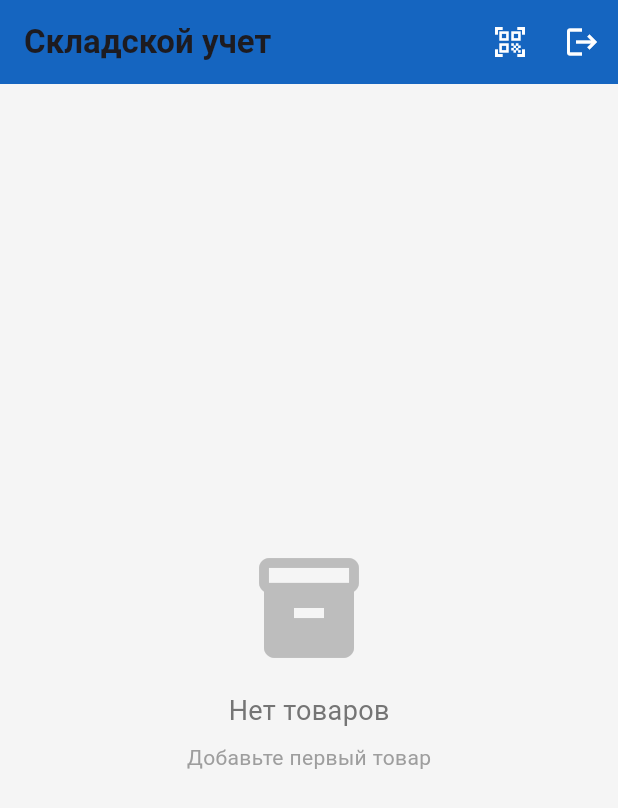
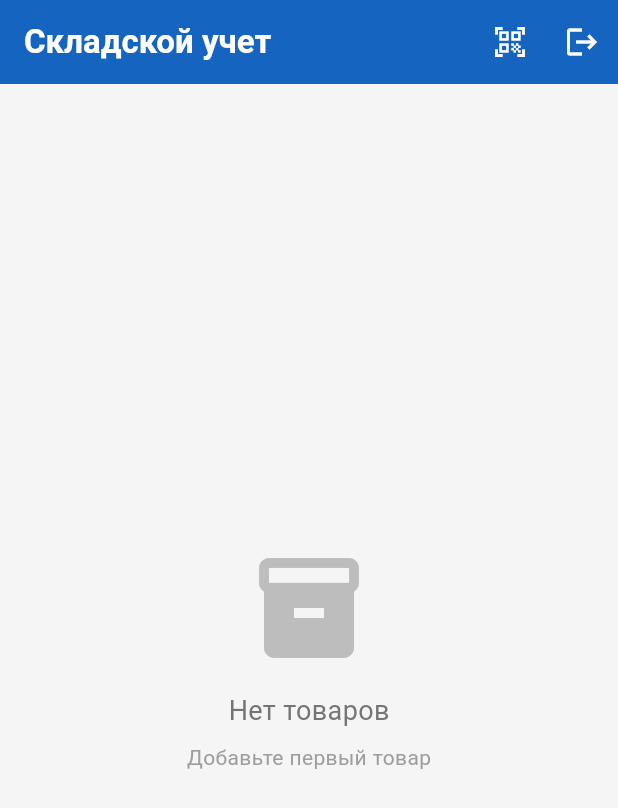
Before and after one commit to Luxtington/StorageApp, a Flutter app: the ProductListScreen screen opened directly with empty values, on a phone screen of 412 x 824 dp. Shown: the top 808 px of the screen. Run offline on Flutter 3.47's test engine with Material 3 defaults, Android fonts, the phone set to English and light mode, and no system bars; our stand-ins replace cloud_firestore, email_validator, firebase_auth, firebase_core, image_picker, qr_flutter and 1 more; missing offline and left inert: mobile_scanner; accounts and stored records are empty.

Commit message:
labels style fix

```diff
--- a/lib/product_detail_screen.dart
+++ b/lib/product_detail_screen.dart
@@ -61,7 +61,6 @@ class _ProductDetailScreenState extends State<ProductDetailScreen> {
         child: Column(
           crossAxisAlignment: CrossAxisAlignment.start,
           children: [
-            // Hero анимация для изображения
             Hero(
               tag: 'product_image_${_product.id}',
               child: Container(
@@ -85,7 +84,6 @@ class _ProductDetailScreenState extends State<ProductDetailScreen> {
                 ),
               ),
             ),
-            // Анимация появления контента
             TweenAnimationBuilder(
               duration: const Duration(milliseconds: 400),
               tween: Tween<double>(begin: 0, end: 1),
@@ -242,7 +240,6 @@ class _ProductDetailScreenState extends State<ProductDetailScreen> {
                       ),
                     ),
                     const SizedBox(height: 24),
-                    // Анимированная кнопка действия
                     AnimatedContainer(
                       duration: const Duration(milliseconds: 300),
                       width: double.infinity,
--- a/lib/product_list_page.dart
+++ b/lib/product_list_page.dart
@@ -46,7 +46,10 @@ class _ProductListScreenState extends State<ProductListScreen> {
       appBar: AppBar(
         title: const Text(
           'Складской учет',
-          style: TextStyle(fontWeight: FontWeight.bold),
+          style: TextStyle(
+            fontWeight: FontWeight.bold,
+            color: Colors.white,
+            ),
         ),
         backgroundColor: const Color(0xFF1565C0),
         elevation: 0,
@@ -60,10 +63,10 @@ class _ProductListScreenState extends State<ProductListScreen> {
         ],
       ),
       body: _isLoading
-          ? _buildShimmerLoading() // Анимация загрузки
+          ? _buildShimmerLoading()
           : products.isEmpty
               ? _buildEmptyState()
-              : RefreshIndicator( // Обновление свайпом
+              : RefreshIndicator(
                   onRefresh: _loadProducts,
                   child: ListView.builder(
                     padding: const EdgeInsets.all(16),
@@ -76,7 +79,6 @@ class _ProductListScreenState extends State<ProductListScreen> {
     );
   }
 
-  // Анимация загрузки (Shimmer эффект)
   Widget _buildShimmerLoading() {
     return ListView.builder(
       padding: const EdgeInsets.all(16),
@@ -133,12 +135,11 @@ class _ProductListScreenState extends State<ProductListScreen> {
     );
   }
 
-  // Анимированная карточка товара
   Widget _buildAnimatedProductCard(Product product, int index) {
     final isAvailable = product.status == ProductStatus.available;
 
     return TweenAnimationBuilder(
-      duration: Duration(milliseconds: 300 + (index * 50)), // Задержка для каждой карточки
+      duration: Duration(milliseconds: 300 + (index * 50)),
       tween: Tween<double>(begin: 0, end: 1),
       builder: (context, double value, child) {
         return Opacity(
```
Also changed, not shown: lib/add_product_page.dart (+6 -4 lines).
